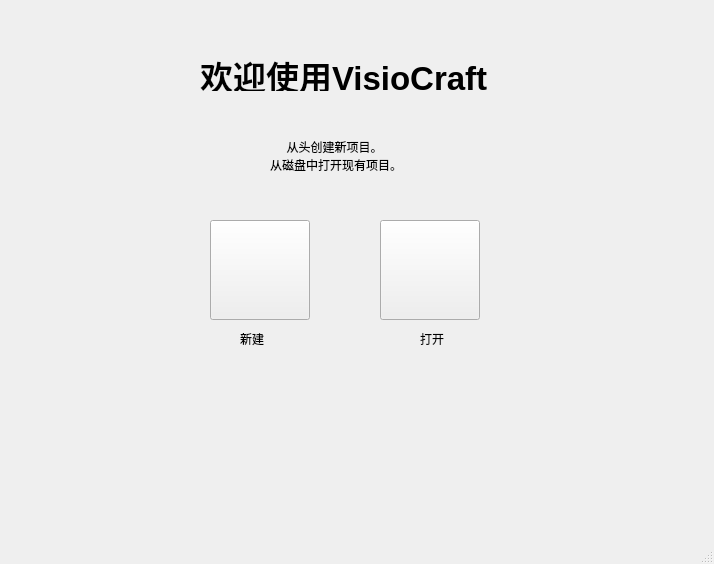
Before: the Qt Designer form ui/start.ui in 211250243/app, drawn with Qt 5.
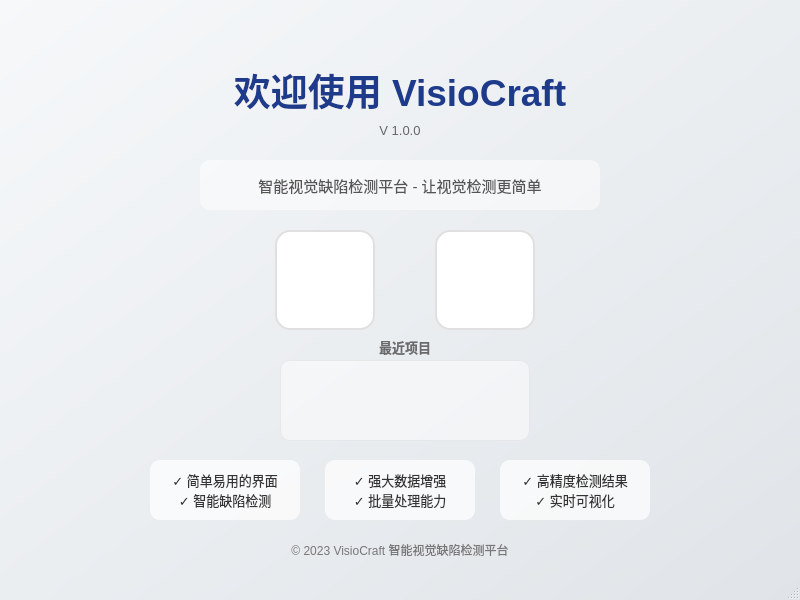
After: the same form once the commit is applied. Icons and pictures are not drawn.

Commit message: 优化开始界面

```diff
--- a/ui/start.ui
+++ b/ui/start.ui
@@ -6,67 +6,276 @@
    <rect>
     <x>0</x>
     <y>0</y>
-    <width>714</width>
-    <height>564</height>
+    <width>800</width>
+    <height>600</height>
    </rect>
   </property>
+  <property name="minimumSize">
+   <size>
+    <width>800</width>
+    <height>600</height>
+   </size>
+  </property>
   <property name="font">
    <font>
     <bold>false</bold>
    </font>
   </property>
   <property name="windowTitle">
-   <string>MainWindow</string>
+   <string>VisioCraft - 智能视觉缺陷检测</string>
+  </property>
+  <property name="styleSheet">
+   <string notr="true">QMainWindow {
+    background-color: qlineargradient(spread:pad, x1:0, y1:0, x2:1, y2:1, stop:0 #f6f8fa, stop:1 #e0e4e8);
+}
+
+QPushButton {
+    background-color: #ffffff;
+    border: 2px solid #e0e0e0;
+    border-radius: 15px;
+    padding: 10px;
+}
+
+QPushButton:hover {
+    background-color: #f0f7ff;
+    border: 2px solid #2473bd;
+}
+
+QPushButton:pressed {
+    background-color: #e0e0e0;
+    border: 2px solid #006ad1;
+}
+
+QLabel {
+    color: #333333;
+}
+
+QLabel#welcome {
+    color: #1e3a8a;
+}
+
+QLabel#versionLabel {
+    color: #666666;
+}
+
+QLabel#copyrightLabel {
+    color: #777777;
+}
+
+QLabel#descriptionLabel {
+    color: #555555;
+    background-color: rgba(255, 255, 255, 120);
+    border-radius: 10px;
+    padding: 10px;
+}
+
+QListWidget {
+    background-color: rgba(255, 255, 255, 120);
+    border-radius: 10px;
+    padding: 1px;
+    border: 1px solid rgba(224, 224, 224, 150);
+}
+
+QListWidget::item {
+    padding: 1px 6px;
+    border-bottom: 1px solid rgba(224, 224, 224, 150);
+}
+
+QListWidget::item:hover {
+    background-color: rgba(230, 240, 255, 180);
+}
+
+QListWidget::item:selected {
+    background-color: rgba(240, 247, 255, 150);
+    color: #333333;
+}
+</string>
   </property>
   <widget class="QWidget" name="centralwidget">
    <widget class="QLabel" name="welcome">
     <property name="geometry">
      <rect>
-      <x>200</x>
+      <x>150</x>
       <y>60</y>
-      <width>301</width>
-      <height>31</height>
+      <width>500</width>
+      <height>60</height>
      </rect>
     </property>
     <property name="font">
      <font>
-      <pointsize>25</pointsize>
+      <family>Microsoft YaHei UI</family>
+      <pointsize>28</pointsize>
       <bold>true</bold>
      </font>
     </property>
     <property name="text">
-     <string>欢迎使用VisioCraft</string>
+     <string>欢迎使用 VisioCraft</string>
     </property>
+    <property name="alignment">
+     <set>Qt::AlignmentFlag::AlignCenter</set>
+    </property>
    </widget>
-   <widget class="QLabel" name="tip">
+   <widget class="QLabel" name="versionLabel">
     <property name="geometry">
      <rect>
-      <x>270</x>
-      <y>130</y>
-      <width>161</width>
-      <height>51</height>
+      <x>360</x>
+      <y>120</y>
+      <width>80</width>
+      <height>20</height>
      </rect>
     </property>
+    <property name="font">
+     <font>
+      <family>Microsoft YaHei UI</family>
+      <pointsize>10</pointsize>
+     </font>
+    </property>
     <property name="text">
-     <string>     从头创建新项目。
-从磁盘中打开现有项目。</string>
+     <string>V 1.0.0</string>
+    </property>
+    <property name="alignment">
+     <set>Qt::AlignmentFlag::AlignCenter</set>
+    </property>
+   </widget>
+   <widget class="QLabel" name="descriptionLabel">
+    <property name="geometry">
+     <rect>
+      <x>200</x>
+      <y>160</y>
+      <width>400</width>
+      <height>50</height>
+     </rect>
+    </property>
+    <property name="font">
+     <font>
+      <family>Microsoft YaHei UI</family>
+      <pointsize>11</pointsize>
+     </font>
+    </property>
+    <property name="text">
+     <string>智能视觉缺陷检测平台 - 让视觉检测更简单</string>
+    </property>
+    <property name="alignment">
+     <set>Qt::AlignmentFlag::AlignCenter</set>
+    </property>
+   </widget>
+   <widget class="QLabel" name="recentLabel">
+    <property name="geometry">
+     <rect>
+      <x>280</x>
+      <y>336</y>
+      <width>250</width>
+      <height>21</height>
+     </rect>
+    </property>
+    <property name="font">
+     <font>
+      <family>Microsoft YaHei UI</family>
+      <pointsize>10</pointsize>
+      <bold>true</bold>
+     </font>
+    </property>
+    <property name="styleSheet">
+     <string notr="true">color: rgba(51, 51, 51, 180);</string>
+    </property>
+    <property name="text">
+     <string>最近项目</string>
+    </property>
+    <property name="alignment">
+     <set>Qt::AlignmentFlag::AlignCenter</set>
+    </property>
+   </widget>
+   <widget class="QListWidget" name="recentList">
+    <property name="geometry">
+     <rect>
+      <x>280</x>
+      <y>360</y>
+      <width>250</width>
+      <height>81</height>
+     </rect>
+    </property>
+    <property name="font">
+     <font>
+      <family>Microsoft YaHei UI</family>
+      <pointsize>10</pointsize>
+     </font>
+    </property>
+    <property name="styleSheet">
+     <string notr="true">background-color: rgba(255, 255, 255, 120);
+border-radius: 10px;
+padding: 5px;
+border: 1px solid rgba(224, 224, 224, 150);</string>
+    </property>
+    <property name="verticalScrollBarPolicy">
+     <enum>Qt::ScrollBarPolicy::ScrollBarAsNeeded</enum>
+    </property>
+    <property name="horizontalScrollBarPolicy">
+     <enum>Qt::ScrollBarPolicy::ScrollBarAlwaysOff</enum>
+    </property>
+    <property name="editTriggers">
+     <set>QAbstractItemView::EditTrigger::NoEditTriggers</set>
+    </property>
+    <property name="alternatingRowColors">
+     <bool>false</bool>
+    </property>
+    <property name="selectionMode">
+     <enum>QAbstractItemView::SelectionMode::SingleSelection</enum>
+    </property>
+    <property name="iconSize">
+     <size>
+      <width>16</width>
+      <height>16</height>
+     </size>
+    </property>
+    <property name="textElideMode">
+     <enum>Qt::TextElideMode::ElideMiddle</enum>
+    </property>
+    <property name="movement">
+     <enum>QListView::Movement::Static</enum>
+    </property>
+    <property name="flow">
+     <enum>QListView::Flow::TopToBottom</enum>
+    </property>
+    <property name="isWrapping" stdset="0">
+     <bool>false</bool>
+    </property>
+    <property name="resizeMode">
+     <enum>QListView::ResizeMode::Fixed</enum>
+    </property>
+    <property name="spacing">
+     <number>2</number>
+    </property>
+    <property name="uniformItemSizes">
+     <bool>false</bool>
+    </property>
+    <property name="batchSize">
+     <number>3</number>
+    </property>
+    <property name="selectionRectVisible">
+     <bool>false</bool>
+    </property>
+    <property name="sortingEnabled">
+     <bool>false</bool>
     </property>
    </widget>
    <widget class="QPushButton" name="openButton">
     <property name="geometry">
      <rect>
-      <x>380</x>
-      <y>220</y>
+      <x>435</x>
+      <y>230</y>
       <width>100</width>
       <height>100</height>
      </rect>
     </property>
+    <property name="toolTip">
+     <string>从磁盘中打开现有项目</string>
+    </property>
     <property name="text">
      <string/>
     </property>
     <property name="icon">
      <iconset>
-      <normaloff>B:/Development/GraduationDesign/app/ui/icon/open.svg</normaloff>B:/Development/GraduationDesign/app/ui/icon/open.svg</iconset>
+      <normaloff>ui/icon/open.svg</normaloff>ui/icon/open.svg</iconset>
     </property>
     <property name="iconSize">
      <size>
@@ -78,18 +287,21 @@
    <widget class="QPushButton" name="newButton">
     <property name="geometry">
      <rect>
-      <x>210</x>
-      <y>220</y>
+      <x>275</x>
+      <y>230</y>
       <width>100</width>
       <height>100</height>
      </rect>
     </property>
+    <property name="toolTip">
+     <string>创建新的项目</string>
+    </property>
     <property name="text">
      <string/>
     </property>
     <property name="icon">
      <iconset>
-      <normaloff>B:/Development/GraduationDesign/app/ui/icon/new.svg</normaloff>B:/Development/GraduationDesign/app/ui/icon/new.svg</iconset>
+      <normaloff>ui/icon/new.svg</normaloff>ui/icon/new.svg</iconset>
     </property>
     <property name="iconSize">
      <size>
@@ -98,30 +310,110 @@
      </size>
     </property>
    </widget>
-   <widget class="QLabel" name="newButtonLabel">
+   <widget class="QLabel" name="copyrightLabel">
     <property name="geometry">
      <rect>
-      <x>240</x>
-      <y>330</y>
-      <width>31</width>
-      <height>18</height>
+      <x>220</x>
+      <y>540</y>
+      <width>360</width>
+      <height>20</height>
      </rect>
     </property>
+    <property name="font">
+     <font>
+      <family>Microsoft YaHei UI</family>
+      <pointsize>9</pointsize>
+     </font>
+    </property>
     <property name="text">
-     <string>新建</string>
+     <string>© 2023 VisioCraft 智能视觉缺陷检测平台</string>
     </property>
+    <property name="alignment">
+     <set>Qt::AlignmentFlag::AlignCenter</set>
+    </property>
    </widget>
-   <widget class="QLabel" name="label_2">
+   <widget class="QLabel" name="featureLabel1">
     <property name="geometry">
      <rect>
-      <x>420</x>
-      <y>330</y>
-      <width>31</width>
-      <height>18</height>
+      <x>150</x>
+      <y>460</y>
+      <width>150</width>
+      <height>60</height>
      </rect>
     </property>
+    <property name="font">
+     <font>
+      <family>Microsoft YaHei UI</family>
+      <pointsize>10</pointsize>
+     </font>
+    </property>
+    <property name="styleSheet">
+     <string notr="true">background-color: rgba(255, 255, 255, 180);
+border-radius: 10px;
+padding: 5px;</string>
+    </property>
     <property name="text">
-     <string>打开</string>
+     <string>✓ 简单易用的界面
+✓ 智能缺陷检测</string>
+    </property>
+    <property name="alignment">
+     <set>Qt::AlignmentFlag::AlignCenter</set>
+    </property>
+   </widget>
+   <widget class="QLabel" name="featureLabel2">
+    <property name="geometry">
+     <rect>
+      <x>325</x>
+      <y>460</y>
+      <width>150</width>
+      <height>60</height>
+     </rect>
+    </property>
+    <property name="font">
+     <font>
+      <family>Microsoft YaHei UI</family>
+      <pointsize>10</pointsize>
+     </font>
+    </property>
+    <property name="styleSheet">
+     <string notr="true">background-color: rgba(255, 255, 255, 180);
+border-radius: 10px;
+padding: 5px;</string>
+    </property>
+    <property name="text">
+     <string>✓ 强大数据增强
+✓ 批量处理能力</string>
+    </property>
+    <property name="alignment">
+     <set>Qt::AlignmentFlag::AlignCenter</set>
+    </property>
+   </widget>
+   <widget class="QLabel" name="featureLabel3">
+    <property name="geometry">
+     <rect>
+      <x>500</x>
+      <y>460</y>
+      <width>150</width>
+      <height>60</height>
+     </rect>
+    </property>
+    <property name="font">
+     <font>
+      <family>Microsoft YaHei UI</family>
+      <pointsize>10</pointsize>
+     </font>
+    </property>
+    <property name="styleSheet">
+     <string notr="true">background-color: rgba(255, 255, 255, 180);
+border-radius: 10px;
+padding: 5px;</string>
+    </property>
+    <property name="text">
+     <string>✓ 高精度检测结果
+✓ 实时可视化</string>
+    </property>
+    <property name="alignment">
+     <set>Qt::AlignmentFlag::AlignCenter</set>
     </property>
    </widget>
   </widget>
```
The commit also changes 5 other files.
